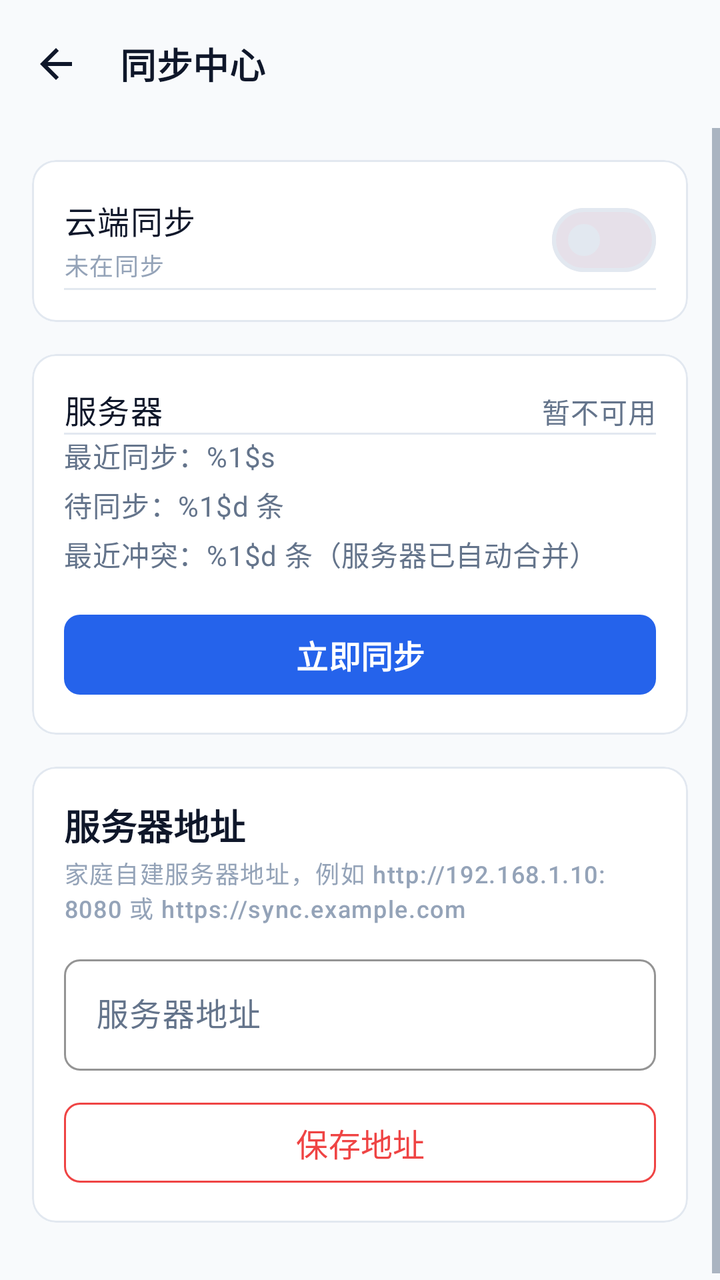
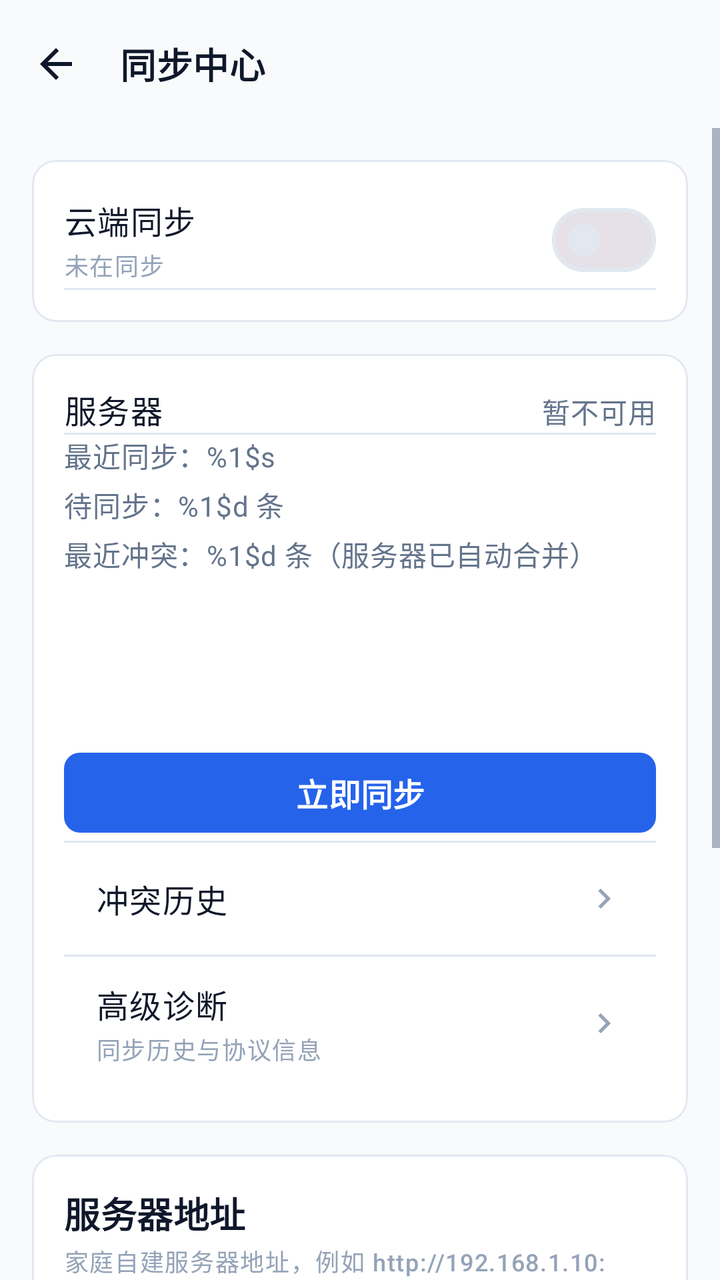

The first picture is an Android layout as it rendered before a commit; the second is the same layout after the commit. The layout source and the unified diff follow.
<!-- AndroidManifest.xml: application theme Theme.MinimalistBookkeeping -->
<!-- res/layout/activity_sync_center.xml -->
<?xml version="1.0" encoding="utf-8"?>
<LinearLayout xmlns:android="http://schemas.android.com/apk/res/android"
    xmlns:app="http://schemas.android.com/apk/res-auto"
    android:id="@+id/syncRoot"
    android:layout_width="match_parent"
    android:layout_height="match_parent"
    android:background="@color/background"
    android:orientation="vertical">

    <com.google.android.material.appbar.MaterialToolbar
        android:id="@+id/toolbar"
        style="@style/Widget.App.Toolbar"
        android:layout_width="match_parent"
        android:layout_height="?attr/actionBarSize"
        app:navigationContentDescription="@string/cd_navigate_up"
        app:navigationIcon="@drawable/ic_arrow_left"
        app:title="@string/sync_center_title" />

    <ScrollView
        android:layout_width="match_parent"
        android:layout_height="match_parent"
        android:clipToPadding="false"
        android:fillViewport="true">

        <LinearLayout
            android:layout_width="match_parent"
            android:layout_height="wrap_content"
            android:orientation="vertical"
            android:paddingStart="@dimen/page_margin"
            android:paddingTop="@dimen/spacing_lg"
            android:paddingEnd="@dimen/page_margin"
            android:paddingBottom="@dimen/spacing_xxl">

            
            <com.google.android.material.card.MaterialCardView
                style="@style/Widget.App.Card"
                android:layout_width="match_parent"
                android:layout_height="wrap_content">

                <LinearLayout
                    android:layout_width="match_parent"
                    android:layout_height="wrap_content"
                    android:orientation="vertical">

                    <LinearLayout
                        android:layout_width="match_parent"
                        android:layout_height="wrap_content"
                        android:gravity="center_vertical"
                        android:orientation="horizontal">

                        <LinearLayout
                            android:layout_width="0dp"
                            android:layout_height="wrap_content"
                            android:layout_weight="1"
                            android:orientation="vertical">

                            <TextView
                                android:layout_width="wrap_content"
                                android:layout_height="wrap_content"
                                android:text="@string/sync_switch_title"
                                android:textAppearance="@style/TextAppearance.App.Body" />

                            <TextView
                                android:id="@+id/statusText"
                                android:layout_width="wrap_content"
                                android:layout_height="wrap_content"
                                android:layout_marginTop="@dimen/spacing_xxs"
                                android:text="@string/sync_status_idle"
                                android:textAppearance="@style/TextAppearance.App.Caption" />

                        </LinearLayout>

                        <com.google.android.material.materialswitch.MaterialSwitch
                            android:id="@+id/syncSwitch"
                            android:layout_width="wrap_content"
                            android:layout_height="wrap_content" />

                    </LinearLayout>

                    <View style="@style/AppDivider" />

                    <TextView
                        android:id="@+id/notLoggedInText"
                        android:layout_width="match_parent"
                        android:layout_height="wrap_content"
                        android:paddingVertical="@dimen/spacing_md"
                        android:text="@string/sync_not_logged_in"
                        android:textAppearance="@style/TextAppearance.App.Secondary"
                        android:textColor="@color/primary"
                        android:visibility="gone" />

                    <LinearLayout
                        android:id="@+id/accountCard"
                        android:layout_width="match_parent"
                        android:layout_height="wrap_content"
                        android:orientation="vertical"
                        android:visibility="gone">

                        <TextView
                            android:id="@+id/accountEmailText"
                            android:layout_width="match_parent"
                            android:layout_height="wrap_content"
                            android:textAppearance="@style/TextAppearance.App.Body" />

                        <TextView
                            android:id="@+id/accountVerifiedText"
                            android:layout_width="match_parent"
                            android:layout_height="wrap_content"
                            android:layout_marginTop="@dimen/spacing_xxs"
                            android:textAppearance="@style/TextAppearance.App.Caption" />

                        <View style="@style/AppDivider" />

                        <LinearLayout
                            android:id="@+id/deviceManageRow"
                            style="@style/AppMenuRow">

                            <TextView
                                android:layout_width="0dp"
                                android:layout_height="wrap_content"
                                android:layout_weight="1"
                                android:text="@string/mine_device_manage"
                                android:textAppearance="@style/TextAppearance.App.Body" />

                            <ImageView
                                android:layout_width="@dimen/icon_size_sm"
                                android:layout_height="@dimen/icon_size_sm"
                                android:importantForAccessibility="no"
                                android:src="@drawable/ic_chevron_right"
                                app:tint="@color/text_tertiary" />

                        </LinearLayout>

                        <View style="@style/AppDivider" />

                        <TextView
                            android:id="@+id/logoutButton"
                            style="@style/AppMenuRow"
                            android:text="@string/sync_logout"
                            android:textAppearance="@style/TextAppearance.App.Body"
                            android:textColor="@color/danger" />

                    </LinearLayout>

                </LinearLayout>

            </com.google.android.material.card.MaterialCardView>

            
            <com.google.android.material.card.MaterialCardView
                style="@style/Widget.App.Card"
                android:layout_width="match_parent"
                android:layout_height="wrap_content"
                android:layout_marginTop="@dimen/spacing_lg">

                <LinearLayout
                    android:layout_width="match_parent"
                    android:layout_height="wrap_content"
                    android:orientation="vertical">

                    <LinearLayout
                        android:layout_width="match_parent"
                        android:layout_height="wrap_content"
                        android:orientation="horizontal">

                        <TextView
                            android:layout_width="0dp"
                            android:layout_height="wrap_content"
                            android:layout_weight="1"
                            android:text="@string/sync_server_state"
                            android:textAppearance="@style/TextAppearance.App.Body" />

                        <TextView
                            android:id="@+id/serverStateText"
                            android:layout_width="wrap_content"
                            android:layout_height="wrap_content"
                            android:text="@string/sync_server_unavailable_short"
                            android:textAppearance="@style/TextAppearance.App.Secondary" />

                    </LinearLayout>

                    <View style="@style/AppDivider" />

                    <TextView
                        android:id="@+id/lastSyncText"
                        android:layout_width="match_parent"
                        android:layout_height="wrap_content"
                        android:text="@string/sync_last_format"
                        android:textAppearance="@style/TextAppearance.App.Secondary" />

                    <TextView
                        android:id="@+id/pendingText"
                        android:layout_width="match_parent"
                        android:layout_height="wrap_content"
                        android:layout_marginTop="@dimen/spacing_xs"
                        android:text="@string/sync_pending_format"
                        android:textAppearance="@style/TextAppearance.App.Secondary" />

                    <TextView
                        android:id="@+id/conflictText"
                        android:layout_width="match_parent"
                        android:layout_height="wrap_content"
                        android:layout_marginTop="@dimen/spacing_xs"
                        android:text="@string/sync_conflict_format"
                        android:textAppearance="@style/TextAppearance.App.Secondary" />

                    <com.google.android.material.button.MaterialButton
                        android:id="@+id/syncNowButton"
                        style="@style/Widget.App.Button.Primary"
                        android:layout_width="match_parent"
                        android:layout_height="wrap_content"
                        android:layout_marginTop="@dimen/spacing_lg"
                        android:text="@string/sync_now" />

                </LinearLayout>

            </com.google.android.material.card.MaterialCardView>

            
            <com.google.android.material.card.MaterialCardView
                style="@style/Widget.App.Card"
                android:layout_width="match_parent"
                android:layout_height="wrap_content"
                android:layout_marginTop="@dimen/spacing_lg">

                <LinearLayout
                    android:layout_width="match_parent"
                    android:layout_height="wrap_content"
                    android:orientation="vertical">

                    <TextView
                        android:layout_width="wrap_content"
                        android:layout_height="wrap_content"
                        android:text="@string/sync_server_title"
                        android:textAppearance="@style/TextAppearance.App.SectionTitle" />

                    <TextView
                        android:layout_width="match_parent"
                        android:layout_height="wrap_content"
                        android:layout_marginTop="@dimen/spacing_xxs"
                        android:text="@string/sync_server_hint"
                        android:textAppearance="@style/TextAppearance.App.Caption" />

                    <com.google.android.material.textfield.TextInputLayout
                        style="@style/Widget.App.TextInputLayout"
                        android:layout_width="match_parent"
                        android:layout_height="wrap_content"
                        android:layout_marginTop="@dimen/spacing_md"
                        android:hint="@string/sync_server_url_hint">

                        <com.google.android.material.textfield.TextInputEditText
                            android:id="@+id/serverUrlInput"
                            android:layout_width="match_parent"
                            android:layout_height="wrap_content"
                            android:inputType="textUri"
                            android:maxLines="1" />

                    </com.google.android.material.textfield.TextInputLayout>

                    <com.google.android.material.button.MaterialButton
                        android:id="@+id/saveServerButton"
                        style="@style/Widget.App.Button.Danger"
                        android:layout_width="match_parent"
                        android:layout_height="wrap_content"
                        android:layout_marginTop="@dimen/spacing_md"
                        android:text="@string/sync_server_save" />

                </LinearLayout>

            </com.google.android.material.card.MaterialCardView>

        </LinearLayout>

    </ScrollView>

</LinearLayout>
<!-- resources referenced by this layout -->
<resources>
  <color name="background">#F8FAFC</color>
  <color name="danger">#EF4444</color>
  <color name="primary">#2563EB</color>
  <color name="text_tertiary">#94A3B8</color>
  <dimen name="icon_size_sm">20dp</dimen>
  <dimen name="page_margin">16dp</dimen>
  <dimen name="spacing_lg">16dp</dimen>
  <dimen name="spacing_md">12dp</dimen>
  <dimen name="spacing_xs">4dp</dimen>
  <dimen name="spacing_xxl">32dp</dimen>
  <dimen name="spacing_xxs">2dp</dimen>
  <string name="cd_navigate_up">返回</string>
  <string name="mine_device_manage">设备管理</string>
  <string name="sync_center_title">同步中心</string>
  <string name="sync_conflict_format">最近冲突：%1$d 条（服务器已自动合并）</string>
  <string name="sync_last_format">最近同步：%1$s</string>
  <string name="sync_logout">退出登录</string>
  <string name="sync_not_logged_in">尚未登录，点击登录以开启云同步</string>
  <string name="sync_now">立即同步</string>
  <string name="sync_pending_format">待同步：%1$d 条</string>
  <string name="sync_server_hint">家庭自建服务器地址，例如 http://192.168.1.10:8080 或 https://sync.example.com</string>
  <string name="sync_server_save">保存地址</string>
  <string name="sync_server_state">服务器</string>
  <string name="sync_server_title">服务器地址</string>
  <string name="sync_server_unavailable_short">暂不可用</string>
  <string name="sync_server_url_hint">服务器地址</string>
  <string name="sync_status_idle">未在同步</string>
  <string name="sync_switch_title">云端同步</string>
  <style name="AppDivider">
          <item name="android:layout_width">match_parent</item>
          <item name="android:layout_height">@dimen/divider_height</item>
          <item name="android:background">@color/divider</item>
      </style>
  <style name="TextAppearance.App.Body" parent="TextAppearance.Material3.BodyLarge">
          <item name="android:textSize">@dimen/font_body</item>
          <item name="android:textColor">@color/text_primary</item>
      </style>
  <style name="TextAppearance.App.Caption" parent="TextAppearance.Material3.LabelSmall">
          <item name="android:textSize">@dimen/font_caption</item>
          <item name="android:textColor">@color/text_tertiary</item>
      </style>
  <style name="Theme.MinimalistBookkeeping" parent="Base.Theme.MinimalistBookkeeping" />
  <dimen name="divider_height">1dp</dimen>
  <color name="divider">#E2E8F0</color>
  <dimen name="menu_item_min_height">56dp</dimen>
  <dimen name="font_body">16sp</dimen>
  <color name="text_primary">#0F172A</color>
  <dimen name="font_caption">12sp</dimen>
  <dimen name="font_secondary">14sp</dimen>
  <color name="text_secondary">#64748B</color>
  <dimen name="font_section_title">18sp</dimen>
  <dimen name="button_height">48dp</dimen>
  <dimen name="radius_sm">8dp</dimen>
  <color name="text_on_primary">#FFFFFF</color>
  <color name="surface">#FFFFFF</color>
  <dimen name="radius_md">12dp</dimen>
  <dimen name="stroke_width">1dp</dimen>
  <color name="primary_light">#DBEAFE</color>
  <color name="primary_dark">#1D4ED8</color>
  <color name="surface_subtle">#F1F5F9</color>
  <dimen name="font_display">32sp</dimen>
  <dimen name="font_page_title">24sp</dimen>
  <!-- unchanged entries left out for length: 14 -->
</resources>

<!-- the commit's change to res/layout/activity_sync_center.xml (unified diff, before → after) -->
@@ -33,6 +33,41 @@
 
             
             <com.google.android.material.card.MaterialCardView
+                android:id="@+id/recoveredBanner"
+                style="@style/Widget.App.Card"
+                android:layout_width="match_parent"
+                android:layout_height="wrap_content"
+                android:visibility="gone">
+
+                <LinearLayout
+                    android:layout_width="match_parent"
+                    android:layout_height="wrap_content"
+                    android:orientation="vertical">
+
+                    <TextView
+                        android:id="@+id/recoveredBannerText"
+                        android:layout_width="match_parent"
+                        android:layout_height="wrap_content"
+                        android:textAppearance="@style/TextAppearance.App.Secondary"
+                        android:textColor="@color/danger" />
+
+                    <TextView
+                        android:id="@+id/recoveredDismiss"
+                        android:layout_width="wrap_content"
+                        android:layout_height="wrap_content"
+                        android:layout_gravity="end"
+                        android:paddingHorizontal="@dimen/spacing_sm"
+                        android:paddingVertical="@dimen/spacing_xs"
+                        android:text="@string/sync_recovered_dismiss"
+                        android:textAppearance="@style/TextAppearance.App.Body"
+                        android:textColor="@color/primary" />
+
+                </LinearLayout>
+
+            </com.google.android.material.card.MaterialCardView>
+
+            
+            <com.google.android.material.card.MaterialCardView
                 style="@style/Widget.App.Card"
                 android:layout_width="match_parent"
                 android:layout_height="wrap_content">
@@ -109,6 +144,23 @@
                             android:layout_marginTop="@dimen/spacing_xxs"
                             android:textAppearance="@style/TextAppearance.App.Caption" />
 
+                        <TextView
+                            android:id="@+id/boundAccountText"
+                            android:layout_width="match_parent"
+                            android:layout_height="wrap_content"
+                            android:layout_marginTop="@dimen/spacing_xxs"
+                            android:textAppearance="@style/TextAppearance.App.Caption" />
+
+                        <TextView
+                            android:id="@+id/boundMismatchWarn"
+                            android:layout_width="match_parent"
+                            android:layout_height="wrap_content"
+                            android:layout_marginTop="@dimen/spacing_xxs"
+                            android:text="@string/sync_bound_mismatch_warn"
+                            android:textAppearance="@style/TextAppearance.App.Caption"
+                            android:textColor="@color/danger"
+                            android:visibility="gone" />
+
                         <View style="@style/AppDivider" />
 
                         <LinearLayout
@@ -204,6 +256,27 @@
                         android:text="@string/sync_conflict_format"
                         android:textAppearance="@style/TextAppearance.App.Secondary" />
 
+                    <TextView
+                        android:id="@+id/pullText"
+                        android:layout_width="match_parent"
+                        android:layout_height="wrap_content"
+                        android:layout_marginTop="@dimen/spacing_xs"
+                        android:textAppearance="@style/TextAppearance.App.Secondary" />
+
+                    <TextView
+                        android:id="@+id/durationText"
+                        android:layout_width="match_parent"
+                        android:layout_height="wrap_content"
+                        android:layout_marginTop="@dimen/spacing_xs"
+                        android:textAppearance="@style/TextAppearance.App.Secondary" />
+
+                    <TextView
+                        android:id="@+id/lastErrorText"
+                        android:layout_width="match_parent"
+                        android:layout_height="wrap_content"
+                        android:layout_marginTop="@dimen/spacing_xs"
+                        android:textAppearance="@style/TextAppearance.App.Secondary" />
+
                     <com.google.android.material.button.MaterialButton
                         android:id="@+id/syncNowButton"
                         style="@style/Widget.App.Button.Primary"
@@ -211,6 +284,66 @@
                         android:layout_height="wrap_content"
                         android:layout_marginTop="@dimen/spacing_lg"
                         android:text="@string/sync_now" />
+
+                    <View style="@style/AppDivider" />
+
+                    <LinearLayout
+                        android:id="@+id/conflictHistoryRow"
+                        style="@style/AppMenuRow"
+                        android:orientation="horizontal">
+
+                        <TextView
+                            android:layout_width="0dp"
+                            android:layout_height="wrap_content"
+                            android:layout_weight="1"
+                            android:text="@string/conflict_history_title"
+                            android:textAppearance="@style/TextAppearance.App.Body" />
+
+                        <ImageView
+                            android:layout_width="@dimen/icon_size_sm"
+                            android:layout_height="@dimen/icon_size_sm"
+                            android:importantForAccessibility="no"
+                            android:src="@drawable/ic_chevron_right"
+                            app:tint="@color/text_tertiary" />
+
+                    </LinearLayout>
+
+                    <View style="@style/AppDivider" />
+
+                    <LinearLayout
+                        android:id="@+id/diagnosticsRow"
+                        style="@style/AppMenuRow"
+                        android:orientation="horizontal">
+
+                        <LinearLayout
+                            android:layout_width="0dp"
+                            android:layout_height="wrap_content"
+                            android:layout_weight="1"
+                            android:orientation="vertical">
+
+                            <TextView
+                                android:layout_width="wrap_content"
+                                android:layout_height="wrap_content"
+                                android:text="@string/sync_diag_entry"
+                                android:textAppearance="@style/TextAppearance.App.Body" />
+
+                            <TextView
+                                android:layout_width="wrap_content"
+                                android:layout_height="wrap_content"
+                                android:layout_marginTop="@dimen/spacing_xxs"
+                                android:text="@string/sync_diag_entry_hint"
+                                android:textAppearance="@style/TextAppearance.App.Caption" />
+
+                        </LinearLayout>
+
+                        <ImageView
+                            android:layout_width="@dimen/icon_size_sm"
+                            android:layout_height="@dimen/icon_size_sm"
+                            android:importantForAccessibility="no"
+                            android:src="@drawable/ic_chevron_right"
+                            app:tint="@color/text_tertiary" />
+
+                    </LinearLayout>
 
                 </LinearLayout>
 
@@ -241,6 +374,42 @@
                         android:text="@string/sync_server_hint"
                         android:textAppearance="@style/TextAppearance.App.Caption" />
 
+                    <TextView
+                        android:id="@+id/healthStatusText"
+                        android:layout_width="match_parent"
+                        android:layout_height="wrap_content"
+                        android:layout_marginTop="@dimen/spacing_md"
+                        android:textAppearance="@style/TextAppearance.App.Body" />
+
+                    <TextView
+                        android:id="@+id/healthDetailText"
+                        android:layout_width="match_parent"
+                        android:layout_height="wrap_content"
+                        android:layout_marginTop="@dimen/spacing_xxs"
+                        android:textAppearance="@style/TextAppearance.App.Caption" />
+
+                    <TextView
+                        android:id="@+id/healthStorageText"
+                        android:layout_width="match_parent"
+                        android:layout_height="wrap_content"
+                        android:layout_marginTop="@dimen/spacing_xxs"
+                        android:textAppearance="@style/TextAppearance.App.Caption" />
+
+                    <TextView
+                        android:id="@+id/healthLastCheckText"
+                        android:layout_width="match_parent"
+                        android:layout_height="wrap_content"
+                        android:layout_marginTop="@dimen/spacing_xxs"
+                        android:textAppearance="@style/TextAppearance.App.Caption" />
+
+                    <com.google.android.material.button.MaterialButton
+                        android:id="@+id/testConnectionButton"
+                        style="@style/Widget.App.Button.Secondary"
+                        android:layout_width="match_parent"
+                        android:layout_height="wrap_content"
+                        android:layout_marginTop="@dimen/spacing_md"
+                        android:text="@string/sync_test_connection" />
+
                     <com.google.android.material.textfield.TextInputLayout
                         style="@style/Widget.App.TextInputLayout"
                         android:layout_width="match_parent"
<!-- resource entries referenced after the edit -->
@@ -8,18 +8,24 @@
   <dimen name="page_margin">16dp</dimen>
   <dimen name="spacing_lg">16dp</dimen>
   <dimen name="spacing_md">12dp</dimen>
+  <dimen name="spacing_sm">8dp</dimen>
   <dimen name="spacing_xs">4dp</dimen>
   <dimen name="spacing_xxl">32dp</dimen>
   <dimen name="spacing_xxs">2dp</dimen>
   <string name="cd_navigate_up">返回</string>
+  <string name="conflict_history_title">冲突历史</string>
   <string name="mine_device_manage">设备管理</string>
+  <string name="sync_bound_mismatch_warn">当前登录账号与本地账本绑定的账号不同。本地账单不会自动变成新账号的数据，请注意区分。</string>
   <string name="sync_center_title">同步中心</string>
   <string name="sync_conflict_format">最近冲突：%1$d 条（服务器已自动合并）</string>
+  <string name="sync_diag_entry">高级诊断</string>
+  <string name="sync_diag_entry_hint">同步历史与协议信息</string>
   <string name="sync_last_format">最近同步：%1$s</string>
   <string name="sync_logout">退出登录</string>
   <string name="sync_not_logged_in">尚未登录，点击登录以开启云同步</string>
   <string name="sync_now">立即同步</string>
   <string name="sync_pending_format">待同步：%1$d 条</string>
+  <string name="sync_recovered_dismiss">知道了</string>
   <string name="sync_server_hint">家庭自建服务器地址，例如 http://192.168.1.10:8080 或 https://sync.example.com</string>
   <string name="sync_server_save">保存地址</string>
   <string name="sync_server_state">服务器</string>
@@ -28,6 +34,7 @@
   <string name="sync_server_url_hint">服务器地址</string>
   <string name="sync_status_idle">未在同步</string>
   <string name="sync_switch_title">云端同步</string>
+  <string name="sync_test_connection">测试连接</string>
   <style name="AppDivider">
           <item name="android:layout_width">match_parent</item>
           <item name="android:layout_height">@dimen/divider_height</item>
@@ -40,6 +47,13 @@
   <style name="TextAppearance.App.Caption" parent="TextAppearance.Material3.LabelSmall">
           <item name="android:textSize">@dimen/font_caption</item>
           <item name="android:textColor">@color/text_tertiary</item>
+      </style>
+  <style name="Widget.App.Button.Secondary" parent="Widget.Material3.Button.OutlinedButton">
+          <item name="android:minHeight">@dimen/button_height</item>
+          <item name="android:textSize">@dimen/font_body</item>
+          <item name="android:textColor">@color/primary</item>
+          <item name="cornerRadius">@dimen/radius_sm</item>
+          <item name="strokeColor">@color/primary</item>
       </style>
   <style name="Theme.MinimalistBookkeeping" parent="Base.Theme.MinimalistBookkeeping" />
   <dimen name="divider_height">1dp</dimen>
